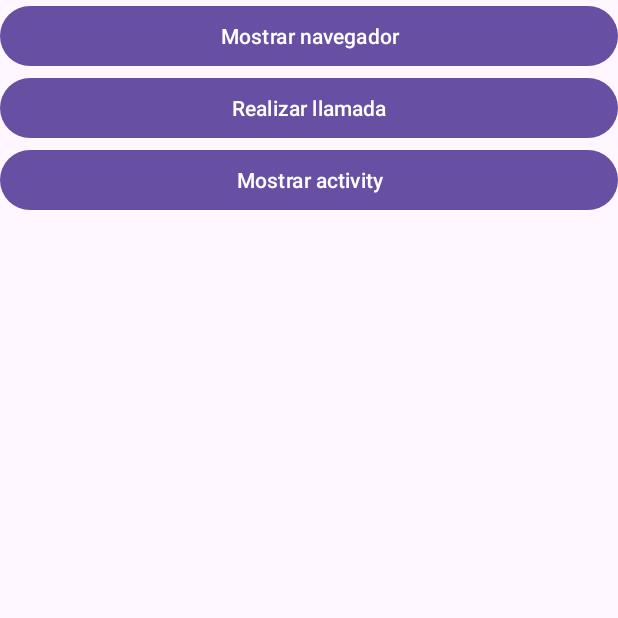
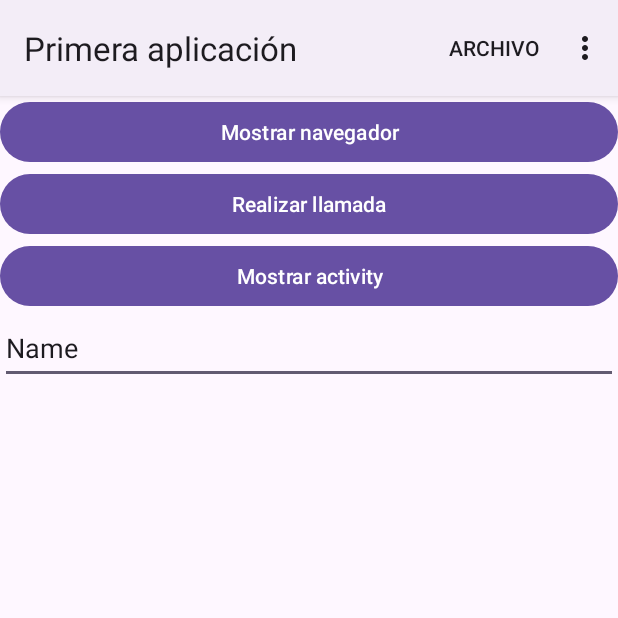
Before and after one commit to clayaldas/App_003, an Android app: the screen it shows after launch (FirstActivity), on a phone screen of 412 x 824 dp, the top half of it. Run offline under Robolectric (Android 15) with nearby library versions, the phone set to English and light mode, and no system bars.

Commit message:
Proyecto terminado miercoles 25 de octubre

```diff
--- a/app/src/main/res/layout/activity_first.xml
+++ b/app/src/main/res/layout/activity_first.xml
@@ -26,4 +26,13 @@
         android:layout_width="match_parent"
         android:layout_height="wrap_content"
         android:text="@string/button_show_main_activity_text" />
+
+    <EditText
+        android:id="@+id/editTextName"
+        android:layout_width="match_parent"
+        android:layout_height="wrap_content"
+        android:ems="10"
+        android:inputType="text"
+        android:minHeight="48dp"
+        android:text="Name" />
 </LinearLayout>
--- /dev/null
+++ b/app/src/main/res/menu/menu_contextual.xml
@@ -0,0 +1,8 @@
+<?xml version="1.0" encoding="utf-8"?>
+<menu xmlns:android="http://schemas.android.com/apk/res/android">
+
+    <item android:id="@+id/menuContextualEditCopy" android:title="@string/menu_edit_copy"/>
+    <item android:id="@+id/menuContextualEditCut" android:title="@string/menu_edit_cut" />
+    <item android:id="@+id/menuContextualEditPaste" android:title="@string/menu_edit_paste" />
+
+</menu>
--- a/app/src/main/res/menu/menu_principal.xml
+++ b/app/src/main/res/menu/menu_principal.xml
@@ -1,8 +1,32 @@
 <?xml version="1.0" encoding="utf-8"?>
-<menu xmlns:android="http://schemas.android.com/apk/res/android">
+<menu xmlns:app="http://schemas.android.com/apk/res-auto"
+    xmlns:android="http://schemas.android.com/apk/res/android"
+    xmlns:tools="http://schemas.android.com/tools"
+    tools:context=".FirstActivity">
 
-    <item android:id="@+id/menuFile" android:title="@string/menu_file_"/>
-    <item android:id="@+id/menuAbout" android:title="@string/menu_about"/>
+    <item android:id="@+id/menuFile" android:title="@string/menu_file" app:showAsAction="ifRoom"/>
+
+    <item android:id="@+id/submenuEdit" android:title="@string/menu_edit">
+        <menu>
+            <group android:id="@+id/menuGroupEdit">
+                <item android:id="@+id/menuEditCopy" android:title="@string/menu_edit_copy"
+                    android:icon="@android:drawable/btn_dialog" />
+                <item android:id="@+id/menuEditCut" android:title="@string/menu_edit_cut" />
+                <item android:id="@+id/menuEditPaste" android:title="@string/menu_edit_paste" />
+            </group>
+
+            <group android:id="@+id/menuGroupFind">
+                <item android:id="@+id/menuEditSearch" android:title="@string/menu_edit_copy"
+                    android:icon="@android:drawable/btn_dialog" />
+                <item android:id="@+id/menuEdiFind" android:title="@string/menu_edit_cut" />
+
+            </group>
+        </menu>
+
+    </item>
+
+
+    <item android:id="@+id/menuAbout" android:title="@string/menu_about" />
     <item android:id="@+id/menuFinish" android:title="@string/menu_finish"/>
 
 </menu>
--- a/app/src/main/res/values/strings.xml
+++ b/app/src/main/res/values/strings.xml
@@ -23,11 +23,16 @@
     <string name="button_call_phone_text">Realizar llamada</string>
     <string name="button_show_main_activity_text">Mostrar activity</string>
 
-    <string name="menu_file_">Archivo</string>
+    <string name="menu_file">Archivo</string>
     <string name="menu_file_show_browser">Mostrar navegador</string>
     <string name="menu_file_call_phone">Realizar llamada</string>
     <string name="menu_about">Acerca de</string>
     <string name="menu_finish">Cerrar</string>
 
+    <string name="menu_edit">Editar</string>
+    <string name="menu_edit_copy">Copiar</string>
+    <string name="menu_edit_cut">Cortar</string>
+    <string name="menu_edit_paste">Pegar</string>
+
 
 </resources>
--- a/app/src/main/res/values/themes.xml
+++ b/app/src/main/res/values/themes.xml
@@ -1,6 +1,6 @@
 <resources xmlns:tools="http://schemas.android.com/tools">
     <!-- Base application theme. -->
-    <style name="Base.Theme.App_003" parent="Theme.Material3.DayNight.NoActionBar">
+    <style name="Base.Theme.App_003" parent="Theme.Material3.Light">
         <!-- Customize your light theme here. -->
         <!-- <item name="colorPrimary">@color/my_light_primary</item> -->
     </style>
--- a/build.gradle.kts
+++ b/build.gradle.kts
@@ -1,4 +1,4 @@
 // Top-level build file where you can add configuration options common to all sub-projects/modules.
 plugins {
-    id("com.android.application") version "8.1.1" apply false
+    id("com.android.application") version "8.1.2" apply false
 }
--- a/gradle.properties
+++ b/gradle.properties
@@ -19,3 +19,5 @@ android.useAndroidX=true
 # resources declared in the library itself and none from the library's dependencies,
 # thereby reducing the size of the R class for that library
 android.nonTransitiveRClass=true
+
+android.nonFinalResIds=false
```
Also changed, not shown: app/src/main/java/uta/fisei/app_003/FirstActivity.java (+64 -3 lines).
